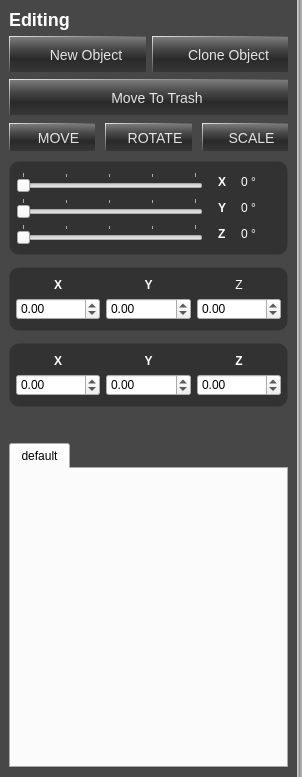
Above: bin/pymodules/objecttools/ObjectManipulationsWidget.ui from realXtend/tundra before the change. Below: the same form after it.
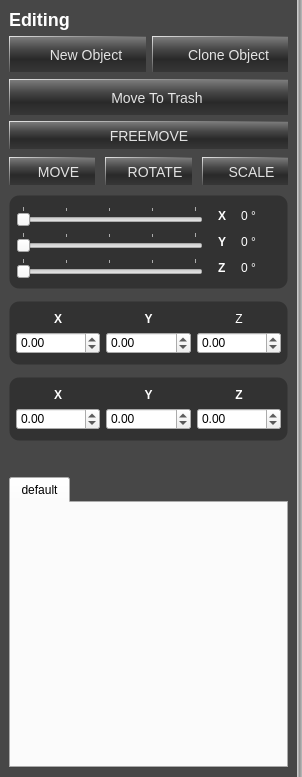
That is the form after the change. Icons and pictures are not drawn.

Commit message: Modified the manipulator of freemove and added the new functionality (select and freemove) to EditToolbar and Edit Tools widget

```diff
--- a/bin/pymodules/objecttools/ObjectManipulationsWidget.ui
+++ b/bin/pymodules/objecttools/ObjectManipulationsWidget.ui
@@ -240,7 +240,7 @@
             </layout>
            </item>
            <item>
-            <layout class="QHBoxLayout" name="horizontalLayout_12">
+            <layout class="QVBoxLayout" name="verticalLayout_7">
              <item>
               <widget class="QPushButton" name="button_delete">
                <property name="sizePolicy">
@@ -263,6 +263,19 @@
                </property>
               </widget>
              </item>
+             <item>
+              <widget class="QPushButton" name="button_freemove">
+               <property name="minimumSize">
+                <size>
+                 <width>0</width>
+                 <height>28</height>
+                </size>
+               </property>
+               <property name="text">
+                <string>FREEMOVE</string>
+               </property>
+              </widget>
+             </item>
             </layout>
            </item>
            <item>
```
The commit also changes 8 other files.
